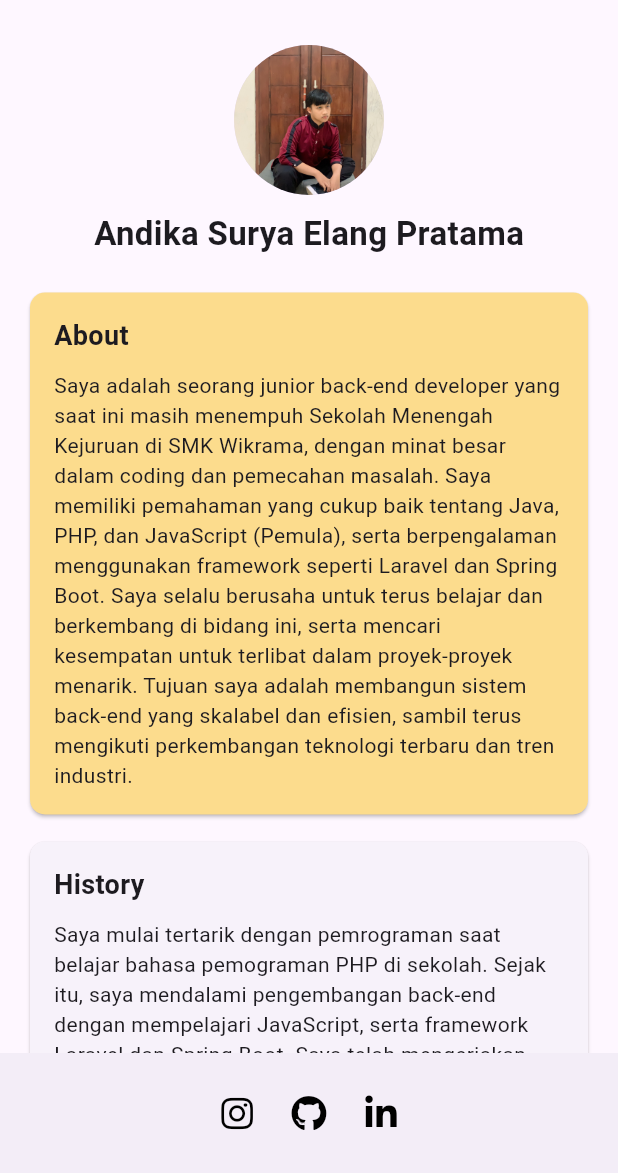
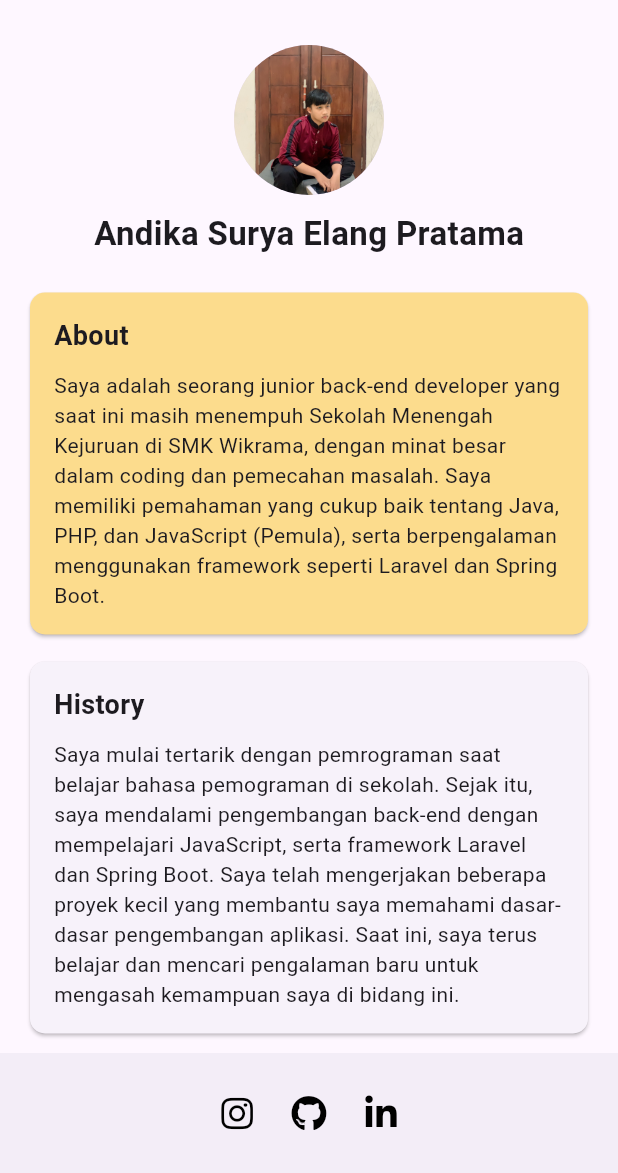
Before and after one commit to Elgzprtma/flutter_profil, a Flutter app: the Page2 screen opened directly, on a phone screen of 412 x 824 dp, the part 63-1236 px from its top. Run offline on Flutter 3.47's test engine with Material 3 defaults, Android fonts, the phone set to English and light mode, and no system bars; our stand-ins replace font_awesome_flutter.

Commit message:
[UPDATE] About

```diff
--- a/lib/Page2.dart
+++ b/lib/Page2.dart
@@ -5,7 +5,6 @@ import 'package:url_launcher/url_launcher.dart'; // Untuk membuka link
 class Page2 extends StatelessWidget {
   const Page2({Key? key}) : super(key: key);
 
-  // Fungsi untuk membuka link
   void _launchURL(String url) async {
     if (await canLaunch(url)) {
       await launch(url);
@@ -62,7 +61,7 @@ class Page2 extends StatelessWidget {
                     ),
                     SizedBox(height: 10),
                     Text(
-                      "Saya adalah seorang junior back-end developer yang saat ini masih menempuh Sekolah Menengah Kejuruan di SMK Wikrama, dengan minat besar dalam coding dan pemecahan masalah. Saya memiliki pemahaman yang cukup baik tentang Java, PHP, dan JavaScript (Pemula), serta berpengalaman menggunakan framework seperti Laravel dan Spring Boot. Saya selalu berusaha untuk terus belajar dan berkembang di bidang ini, serta mencari kesempatan untuk terlibat dalam proyek-proyek menarik. Tujuan saya adalah membangun sistem back-end yang skalabel dan efisien, sambil terus mengikuti perkembangan teknologi terbaru dan tren industri.",
+                      "Saya adalah seorang junior back-end developer yang saat ini masih menempuh Sekolah Menengah Kejuruan di SMK Wikrama, dengan minat besar dalam coding dan pemecahan masalah. Saya memiliki pemahaman yang cukup baik tentang Java, PHP, dan JavaScript (Pemula), serta berpengalaman menggunakan framework seperti Laravel dan Spring Boot.",
                     ),
                   ],
                 ),
@@ -88,7 +87,7 @@ class Page2 extends StatelessWidget {
                     ),
                     SizedBox(height: 10),
                     Text(
-                      "Saya mulai tertarik dengan pemrograman saat belajar bahasa pemograman PHP di sekolah. Sejak itu, saya mendalami pengembangan back-end dengan mempelajari JavaScript, serta framework Laravel dan Spring Boot. Saya telah mengerjakan beberapa proyek kecil yang membantu saya memahami dasar-dasar pengembangan aplikasi. Saat ini, saya terus belajar dan mencari pengalaman baru untuk mengasah kemampuan saya di bidang ini.",
+                      "Saya mulai tertarik dengan pemrograman saat belajar bahasa pemograman di sekolah. Sejak itu, saya mendalami pengembangan back-end dengan mempelajari JavaScript, serta framework Laravel dan Spring Boot. Saya telah mengerjakan beberapa proyek kecil yang membantu saya memahami dasar-dasar pengembangan aplikasi. Saat ini, saya terus belajar dan mencari pengalaman baru untuk mengasah kemampuan saya di bidang ini.",
                     ),
                   ],
                 ),
```
